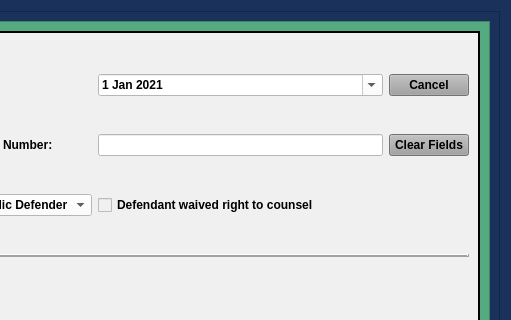
This is munientry/views/ui/LeapPleaValidDialog.ui in HunterProgram22/MuniEntry as Qt 5 draws it before an edit; both pictures show x 489 to 1000 and y 0 to 320 of the 1000 by 792 pixel window. The edited form follows.
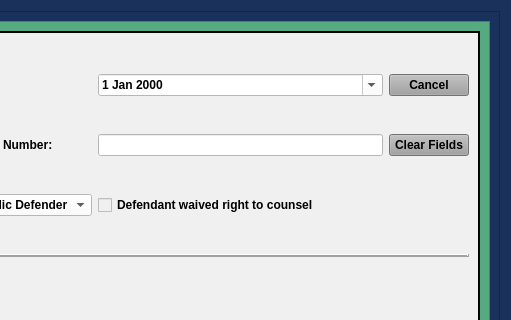
This is the edited form. Custom widgets are drawn as their Qt base class.

Commit message: Fixed Plea date on Leap Valid Plea.

```diff
--- a/munientry/views/ui/LeapPleaValidDialog.ui
+++ b/munientry/views/ui/LeapPleaValidDialog.ui
@@ -395,23 +395,9 @@
                <property name="styleSheet">
                 <string notr="true">background-color: rgb(255, 255, 255);</string>
                </property>
-               <property name="minimumDate">
-                <date>
-                 <year>2021</year>
-                 <month>1</month>
-                 <day>1</day>
-                </date>
-               </property>
                <property name="calendarPopup">
                 <bool>true</bool>
                </property>
-               <property name="date">
-                <date>
-                 <year>2021</year>
-                 <month>1</month>
-                 <day>1</day>
-                </date>
-               </property>
               </widget>
              </item>
              <item row="0" column="2">
```
The commit also changes 2 other files.
